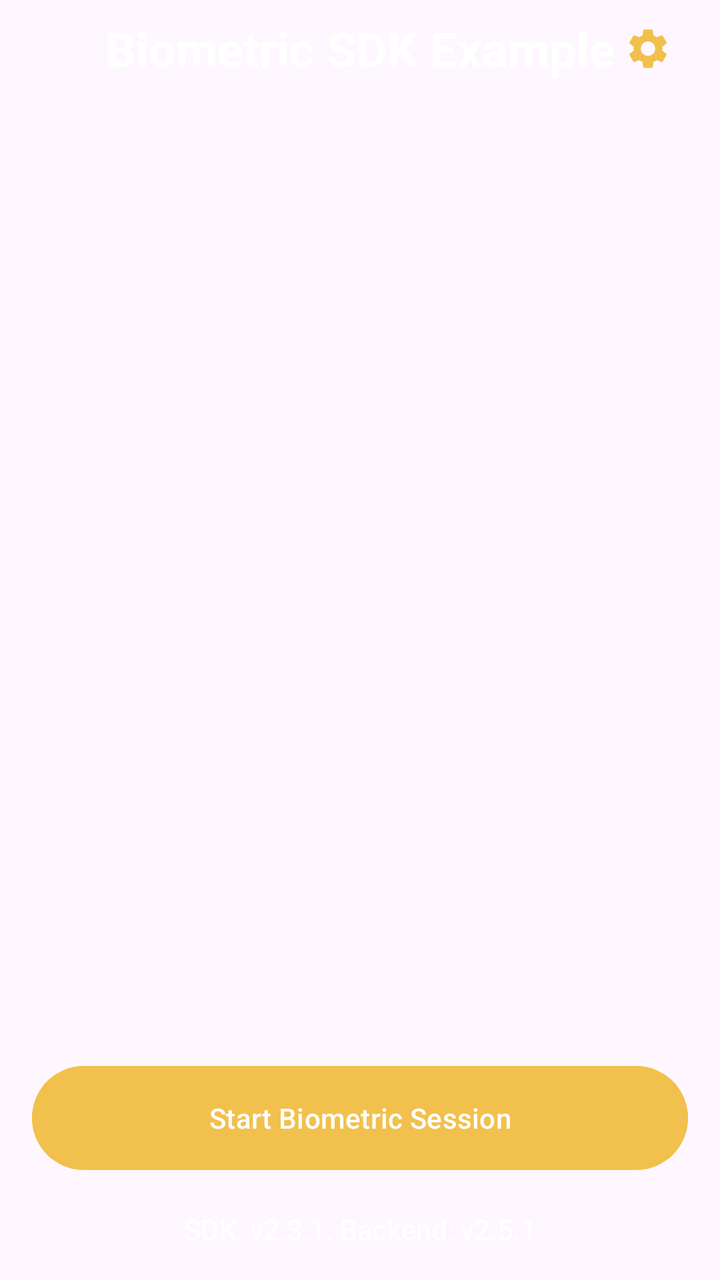
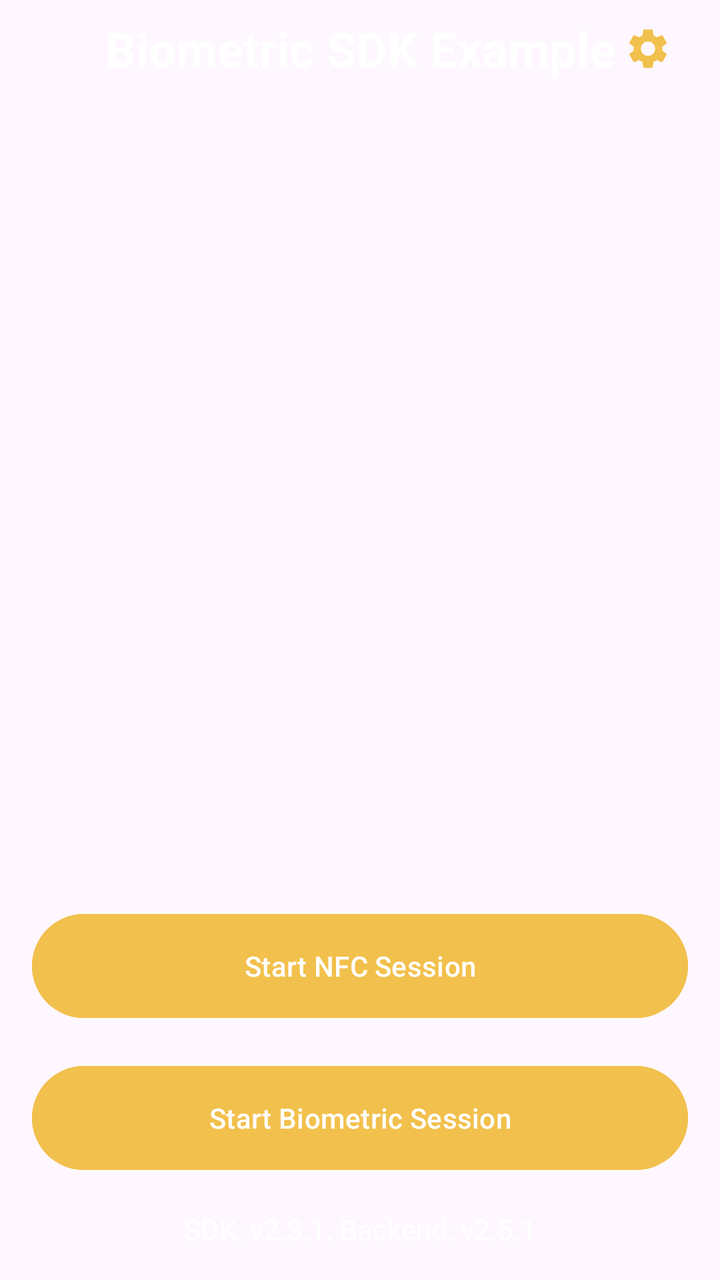

An Android layout rendered at two revisions. The XML below is the earlier revision; the diff shows what the commit changed to produce the second picture.
<!-- AndroidManifest.xml: application theme Theme.BiometricSDKExample -->
<!-- res/layout/fragment_home.xml -->
<?xml version="1.0" encoding="utf-8"?>
<androidx.constraintlayout.widget.ConstraintLayout xmlns:android="http://schemas.android.com/apk/res/android"
    xmlns:app="http://schemas.android.com/apk/res-auto"
    xmlns:tools="http://schemas.android.com/tools"
    android:layout_width="match_parent"
    android:layout_height="match_parent"
    tools:context=".HomeFragment">

    <TextView
        android:id="@+id/textView"
        android:layout_width="wrap_content"
        android:layout_height="wrap_content"
        android:layout_marginTop="8dp"
        android:fontFamily="sans-serif"
        android:text="@string/app_name"
        android:textColor="@color/white"
        android:textSize="24sp"
        android:textStyle="bold"
        app:layout_constraintEnd_toEndOf="parent"
        app:layout_constraintStart_toStartOf="parent"
        app:layout_constraintTop_toTopOf="parent" />

    <androidx.appcompat.widget.AppCompatImageButton
        android:id="@+id/btn_settings"
        android:layout_width="wrap_content"
        android:layout_height="wrap_content"
        android:layout_marginEnd="24dp"
        android:background="@drawable/ic_settings"
        android:backgroundTint="#F2C04C"
        app:layout_constraintBottom_toBottomOf="@+id/textView"
        app:layout_constraintEnd_toEndOf="parent"
        app:layout_constraintTop_toTopOf="@+id/textView" />

    <com.google.android.material.button.MaterialButton
        android:id="@+id/btn_start"
        android:layout_width="match_parent"
        android:layout_height="60dp"
        android:layout_gravity="center"
        android:layout_marginStart="16dp"
        android:layout_marginEnd="16dp"
        android:layout_marginBottom="16dp"
        android:backgroundTint="#F2C04C"
        android:gravity="center"
        android:text="@string/btn_start_biometric_session_text"
        app:layout_constraintBottom_toTopOf="@+id/version"
        app:layout_constraintEnd_toEndOf="parent"
        app:layout_constraintStart_toStartOf="parent" />

    <TextView
        android:id="@+id/version"
        android:layout_width="wrap_content"
        android:layout_height="wrap_content"
        android:layout_marginBottom="16dp"
        android:fontFamily="sans-serif"
        android:text="@string/version_number"
        android:textColor="@color/white"
        android:textSize="14sp"
        app:layout_constraintBottom_toBottomOf="parent"
        app:layout_constraintEnd_toEndOf="parent"
        app:layout_constraintStart_toStartOf="parent" />
</androidx.constraintlayout.widget.ConstraintLayout>
<!-- resources referenced by this layout -->
<resources>
  <color name="white">#FFFFFFFF</color>
  <!-- drawable ic_settings (drawable) -->
  <vector xmlns:android="http://schemas.android.com/apk/res/android" android:height="24dp" android:tint="#000000" android:viewportHeight="24" android:viewportWidth="24" android:width="24dp">
        
      <path android:fillColor="@android:color/white" android:pathData="M19.14,12.94c0.04,-0.3 0.06,-0.61 0.06,-0.94c0,-0.32 -0.02,-0.64 -0.07,-0.94l2.03,-1.58c0.18,-0.14 0.23,-0.41 0.12,-0.61l-1.92,-3.32c-0.12,-0.22 -0.37,-0.29 -0.59,-0.22l-2.39,0.96c-0.5,-0.38 -1.03,-0.7 -1.62,-0.94L14.4,2.81c-0.04,-0.24 -0.24,-0.41 -0.48,-0.41h-3.84c-0.24,0 -0.43,0.17 -0.47,0.41L9.25,5.35C8.66,5.59 8.12,5.92 7.63,6.29L5.24,5.33c-0.22,-0.08 -0.47,0 -0.59,0.22L2.74,8.87C2.62,9.08 2.66,9.34 2.86,9.48l2.03,1.58C4.84,11.36 4.8,11.69 4.8,12s0.02,0.64 0.07,0.94l-2.03,1.58c-0.18,0.14 -0.23,0.41 -0.12,0.61l1.92,3.32c0.12,0.22 0.37,0.29 0.59,0.22l2.39,-0.96c0.5,0.38 1.03,0.7 1.62,0.94l0.36,2.54c0.05,0.24 0.24,0.41 0.48,0.41h3.84c0.24,0 0.44,-0.17 0.47,-0.41l0.36,-2.54c0.59,-0.24 1.13,-0.56 1.62,-0.94l2.39,0.96c0.22,0.08 0.47,0 0.59,-0.22l1.92,-3.32c0.12,-0.22 0.07,-0.47 -0.12,-0.61L19.14,12.94zM12,15.6c-1.98,0 -3.6,-1.62 -3.6,-3.6s1.62,-3.6 3.6,-3.6s3.6,1.62 3.6,3.6S13.98,15.6 12,15.6z"/>
      
  </vector>
  <string name="app_name">Biometric SDK Example</string>
  <string name="btn_start_biometric_session_text">Start Biometric Session</string>
  <string name="version_number">SDK: v2.3.1. Backend: v2.5.1</string>
  <style name="Theme.BiometricSDKExample" parent="Base.Theme.BiometricSDKExample" />
  <style name="Base.Theme.BiometricSDKExample" parent="Theme.Material3.DayNight.NoActionBar">
          
          
      </style>
</resources>

<!-- the commit's change to res/layout/fragment_home.xml (unified diff, before → after) -->
@@ -41,6 +41,21 @@
         android:layout_marginBottom="16dp"
         android:backgroundTint="#F2C04C"
         android:gravity="center"
+        android:text="@string/btn_start_nfc_text"
+        app:layout_constraintBottom_toTopOf="@+id/btn_start_nfc"
+        app:layout_constraintEnd_toEndOf="parent"
+        app:layout_constraintStart_toStartOf="parent" />
+
+    <com.google.android.material.button.MaterialButton
+        android:id="@+id/btn_start_nfc"
+        android:layout_width="match_parent"
+        android:layout_height="60dp"
+        android:layout_gravity="center"
+        android:layout_marginStart="16dp"
+        android:layout_marginEnd="16dp"
+        android:layout_marginBottom="16dp"
+        android:backgroundTint="#F2C04C"
+        android:gravity="center"
         android:text="@string/btn_start_biometric_session_text"
         app:layout_constraintBottom_toTopOf="@+id/version"
         app:layout_constraintEnd_toEndOf="parent"
<!-- resource entries referenced after the edit -->
@@ -9,6 +9,7 @@
   </vector>
   <string name="app_name">Biometric SDK Example</string>
   <string name="btn_start_biometric_session_text">Start Biometric Session</string>
+  <string name="btn_start_nfc_text">Start NFC Session</string>
   <string name="version_number">SDK: v2.3.1. Backend: v2.5.1</string>
   <style name="Theme.BiometricSDKExample" parent="Base.Theme.BiometricSDKExample" />
   <style name="Base.Theme.BiometricSDKExample" parent="Theme.Material3.DayNight.NoActionBar">
